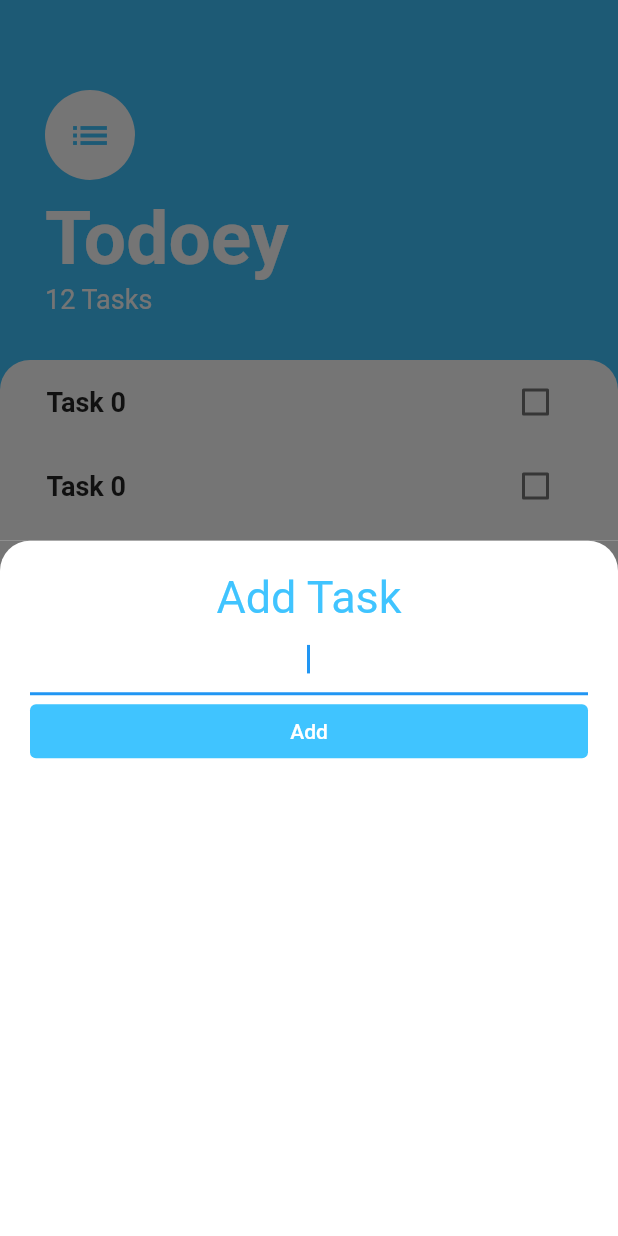
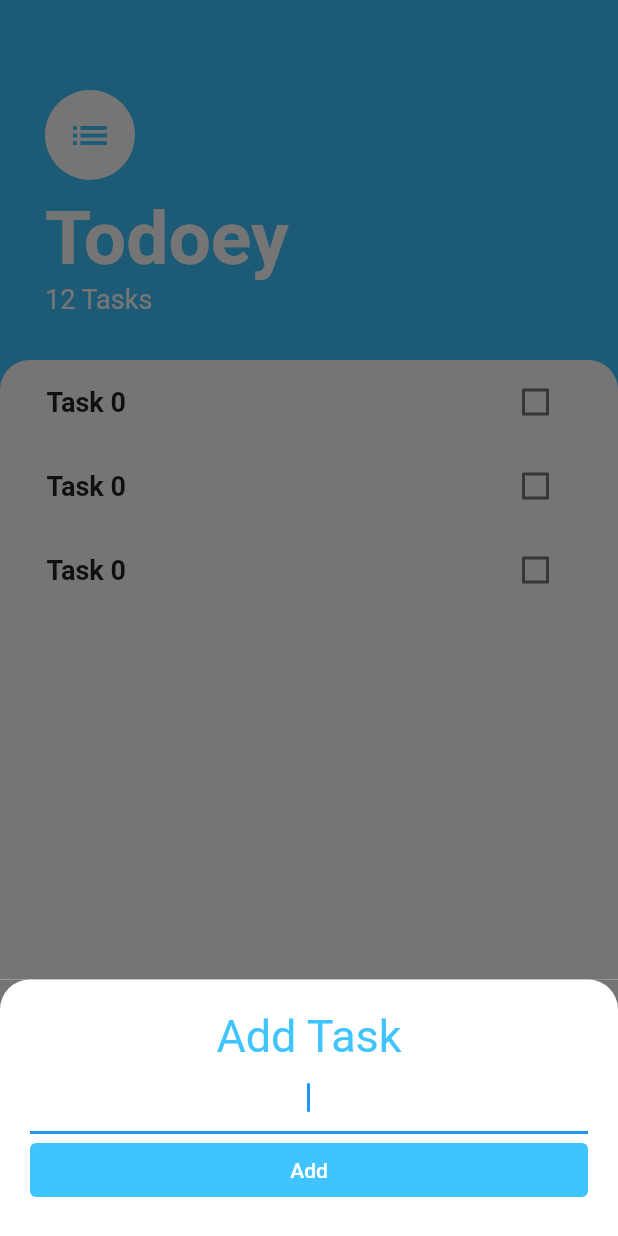
Before and after one commit to kheldar666/flutter-course, a Flutter app: the screen it shows after launch, after a tap on the "add" icon, on a phone screen of 412 x 824 dp. Run offline on Flutter 3.47's test engine with Material 2 defaults, Android fonts, the phone set to English and light mode, and no system bars; our stand-ins replace animated_text_kit, audioplayers, cloud_firestore, firebase_auth, firebase_core, flutter_dotenv and 4 more; accounts and stored records are empty.

Commit message:
Improve the AddTask Screen a bit

```diff
--- a/todoey_flutter/lib/screens/add_task.dart
+++ b/todoey_flutter/lib/screens/add_task.dart
@@ -1,5 +1,4 @@
 import 'package:flutter/material.dart';
-import 'package:flutter/services.dart';
 
 class AddTaskScreen extends StatelessWidget {
   const AddTaskScreen({Key? key}) : super(key: key);
--- a/todoey_flutter/lib/screens/tasks.dart
+++ b/todoey_flutter/lib/screens/tasks.dart
@@ -14,7 +14,16 @@ class TasksScreen extends StatelessWidget {
         child: const Icon(Icons.add, color: Colors.white),
         onPressed: () {
           showModalBottomSheet(
-              context: context, builder: (context) => AddTaskScreen());
+            context: context,
+            isScrollControlled: true,
+            builder: (context) => SingleChildScrollView(
+              child: Container(
+                padding: EdgeInsets.only(
+                    bottom: MediaQuery.of(context).viewInsets.bottom),
+                child: const AddTaskScreen(),
+              ),
+            ),
+          );
         },
       ),
       body: Column(
```
